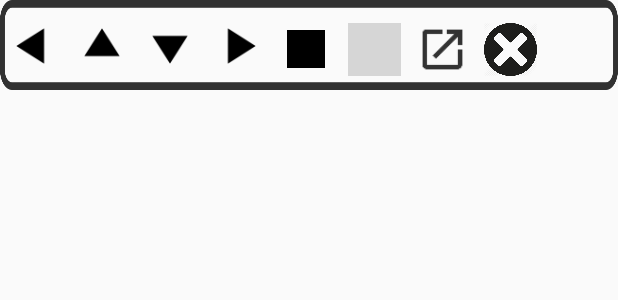
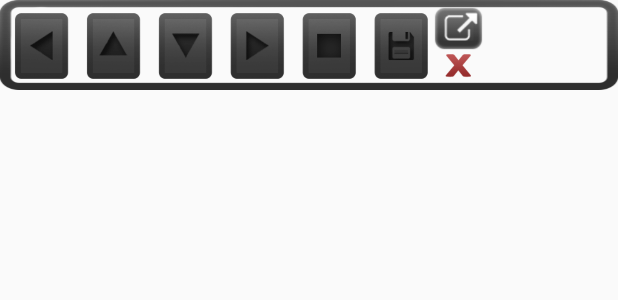
Before and after one commit to erick-adl/ControlCam, an Android app: the layout layout.xml on its own in the app's theme, with its tools: preview values and no code run, on a phone screen of 412 x 824 dp. Shown: the top 300 px of the screen. Run offline under Robolectric (Android 15) with nearby library versions, the phone set to English and light mode, and no system bars; grey boxes are pictures that could not be loaded.

Commit message:
novo layout

```diff
--- a/Floating Widget/app/src/main/res/layout/layout.xml
+++ b/Floating Widget/app/src/main/res/layout/layout.xml
@@ -1,79 +1,92 @@
 <?xml version="1.0" encoding="utf-8"?>
-<LinearLayout xmlns:android="http://schemas.android.com/apk/res/android"
+<GridLayout xmlns:android="http://schemas.android.com/apk/res/android"
     android:id="@+id/expanded_container"
     android:visibility="visible"
-    android:layout_width="match_parent"
+    android:layout_width="wrap_content"
+    android:rowCount="1"
+    android:columnCount="7"
     android:layout_height="60sp"
-    android:orientation="horizontal"
     xmlns:tools="http://schemas.android.com/tools"
-    android:background="@drawable/retan">
+    android:background="@drawable/borda">
 
     <ImageView
         android:id="@+id/esq_btn"
-        android:layout_width="45sp"
+        android:layout_marginStart="8sp"
+        android:layout_width="40dp"
         android:layout_height="45sp"
         android:layout_marginTop="8sp"
-        android:src="@mipmap/ic_esquerda"
+        android:layout_marginLeft="8sp"
+        android:src="@drawable/nopress_1"
         tools:ignore="ContentDescription" />
 
     <!--up button-->
     <ImageView
         android:id="@+id/up_btn"
-        android:layout_width="45sp"
+        android:layout_width="40dp"
         android:layout_height="45sp"
         android:layout_marginTop="8sp"
-        android:src="@mipmap/ic_cima"
+        android:layout_marginStart="8sp"
+        android:layout_marginLeft="8sp"
+        android:src="@drawable/nopress_2"
         tools:ignore="ContentDescription" />
 
     <!--down button-->
     <ImageView
         android:id="@+id/down_btn"
-        android:layout_width="45sp"
+        android:layout_width="40dp"
         android:layout_height="45sp"
         android:layout_marginTop="8sp"
-        android:src="@mipmap/ic_baixo"
+        android:layout_marginStart="8sp"
+        android:layout_marginLeft="8sp"
+        android:src="@drawable/nopress_3"
         tools:ignore="ContentDescription" />
 
     <!--Right button-->
     <ImageView
         android:id="@+id/dir_btn"
-        android:layout_width="45sp"
+        android:layout_width="40dp"
         android:layout_height="45sp"
         android:layout_marginTop="8sp"
-        android:src="@mipmap/ic_direita"
+        android:layout_marginStart="8sp"
+        android:layout_marginLeft="8sp"
+        android:src="@drawable/nopress_4"
         tools:ignore="ContentDescription" />
 
     <ImageView
         android:id="@+id/center_btn"
-        android:layout_width="25sp"
-        android:layout_height="25sp"
-        android:layout_marginTop="20sp"
-        android:layout_marginLeft="10sp"
-        android:background="#000000"
+        android:layout_width="40dp"
+        android:layout_height="45sp"
+        android:layout_marginTop="8sp"
+        android:layout_marginStart="8sp"
+        android:layout_marginLeft="8sp"
+        android:src="@drawable/nopress_5"
         tools:ignore="ContentDescription" />
 
     <ImageView
         android:id="@+id/save_button"
-        android:layout_width="35sp"
-        android:layout_height="35sp"
-        android:layout_marginTop="15sp"
-        android:layout_marginLeft="15sp"
-        android:src="@drawable/saveicon" />
+        android:layout_width="40dp"
+        android:layout_height="45sp"
+        android:layout_marginTop="8sp"
+        android:layout_marginStart="8sp"
+        android:layout_marginLeft="8sp"
+        android:src="@drawable/nopress_6" />
 
+    <LinearLayout
+        android:layout_width="wrap_content"
+        android:layout_height="wrap_content"
+        android:orientation="vertical">
         <ImageView
             android:id="@+id/open_button"
             android:layout_width="35sp"
-        android:layout_height="35sp"
-        android:layout_marginTop="15sp"
-        android:layout_marginLeft="10sp"
-        android:src="@drawable/ic_open" />
-
+            android:layout_height="30sp"
+            android:layout_marginTop="4sp"
+            android:src="@drawable/nopress_7"/>
         <ImageView
             android:id="@+id/close_button"
             android:layout_width="35sp"
-        android:layout_height="35sp"
-        android:layout_marginTop="15sp"
-        android:layout_marginLeft="10sp"
-        android:src="@drawable/ic_close" />
+            android:layout_height="20sp"
+            android:layout_marginBottom="10sp"
+            android:src="@drawable/press_8"/>
+    </LinearLayout>
 
-</LinearLayout>
+</GridLayout>
```
Also changed, not shown: Floating Widget/app/src/main/res/layout/layout_floating_widget.xml (+46 -36 lines), Floating Widget/app/src/main/res/drawable/borda.png (added), Floating Widget/app/src/main/res/drawable/nopress_1.png (added), Floating Widget/app/src/main/res/drawable/nopress_2.png (added), Floating Widget/app/src/main/res/drawable/nopress_3.png (added), Floating Widget/app/src/main/res/drawable/nopress_4.png (added), Floating Widget/app/src/main/res/drawable/nopress_5.png (added), Floating Widget/app/src/main/res/drawable/nopress_6.png (added), Floating Widget/app/src/main/res/drawable/nopress_7.png (added), Floating Widget/app/src/main/res/drawable/press_8.png (added). Lines whose indentation alone changed are shown as unchanged.
